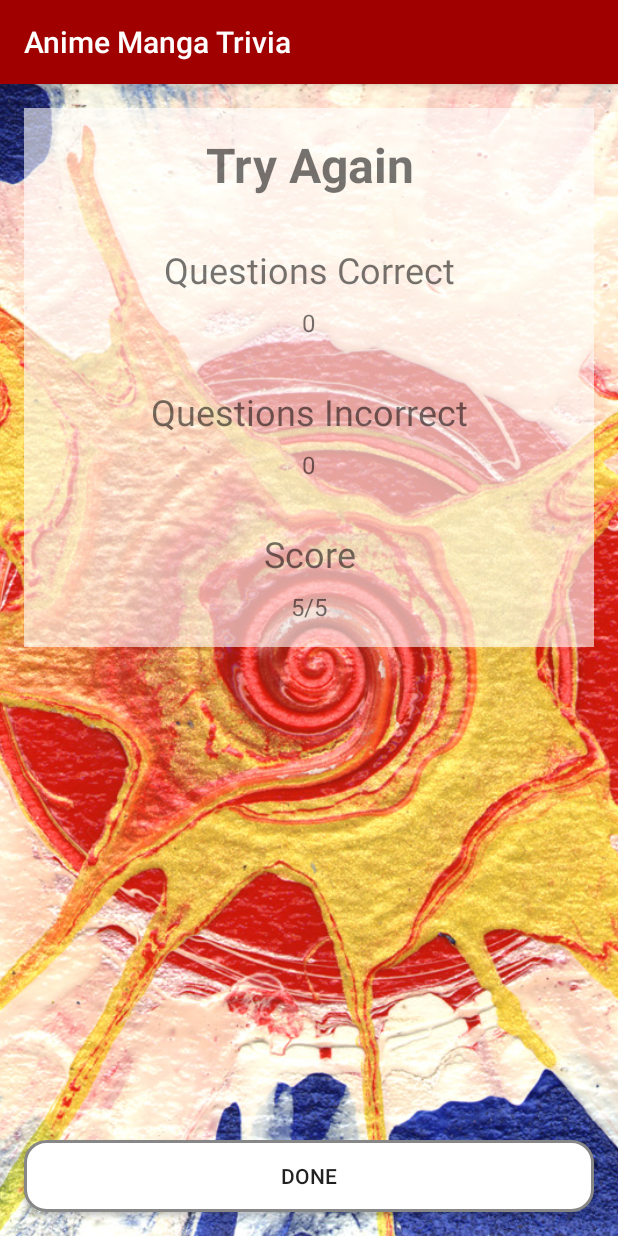
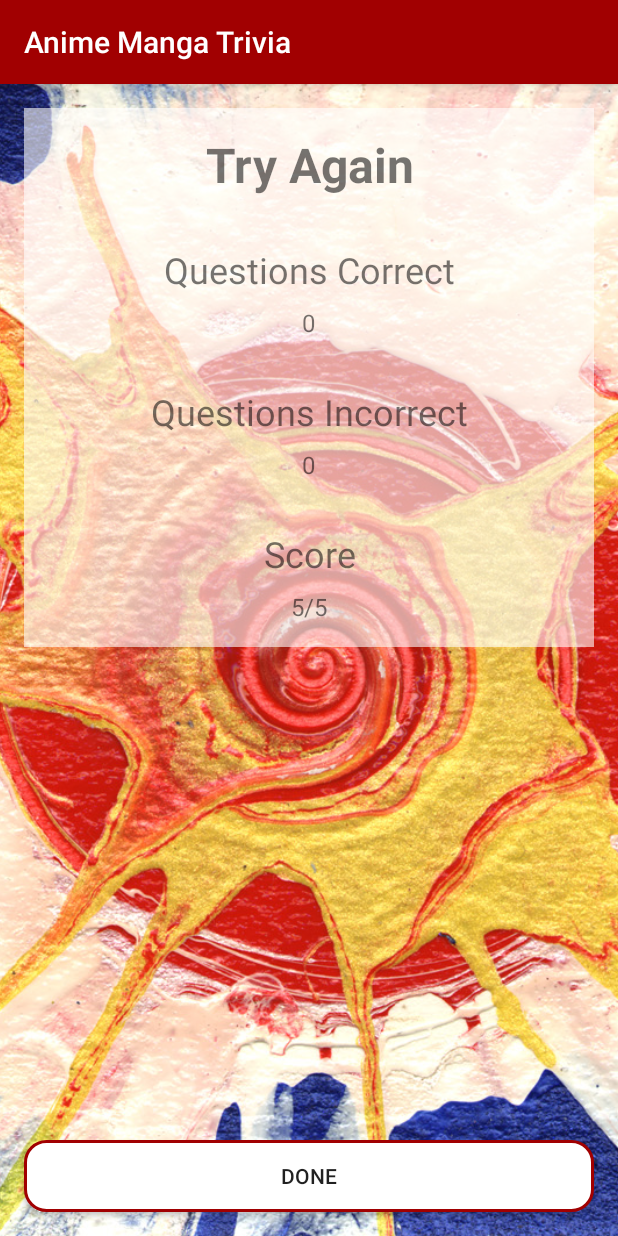
Before and after one commit to CarloAntonio/Anime-Manga-Trivia, an Android app: the ResultsActivity screen opened directly, with no data from a screen before it, on a phone screen of 412 x 824 dp. Run offline under Robolectric (Android 15) with nearby library versions, the phone set to English and light mode, and no system bars; our stand-ins replace ButterKnife; libraries missing offline, so code that uses them is left out: com.jakewharton.rxbinding2; pictures from the network do not load; 3 statements that could not run were skipped.

Commit message:
chore: update custom button style

```diff
--- a/app/src/main/res/drawable/buttonshape.xml
+++ b/app/src/main/res/drawable/buttonshape.xml
@@ -14,6 +14,6 @@
         />
     <stroke
         android:width="2dp"
-        android:color="#878787"
+        android:color="@color/colorPrimary"
         />
 </shape>
```
